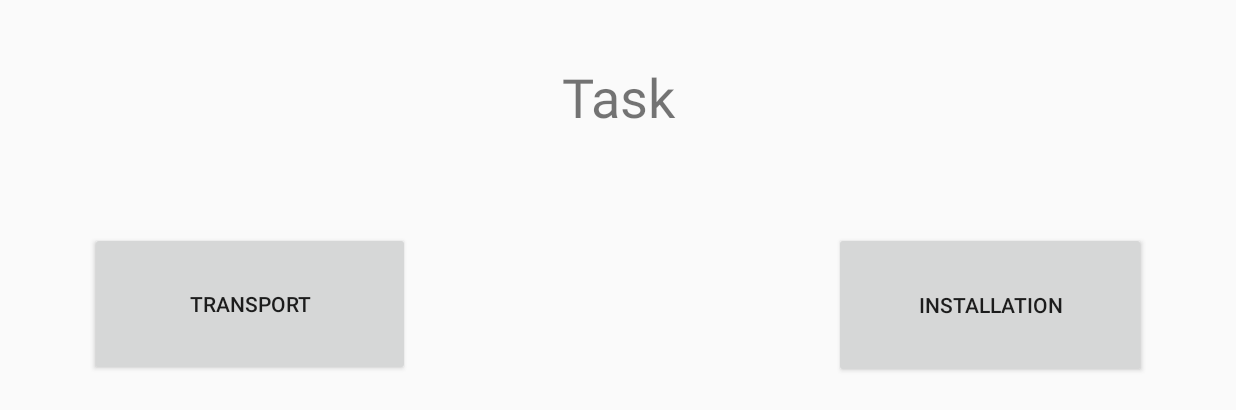
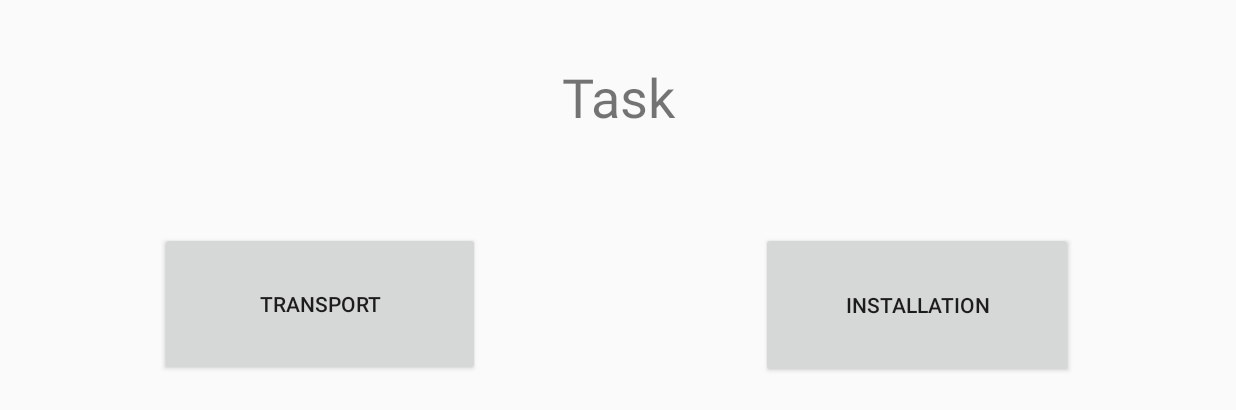
Before and after one commit to DragonStar3392/mobileFormApp, an Android app: the MainActivity screen opened directly, with no data from a screen before it, on a phone screen of 824 x 412 dp (held sideways). Shown: the top 410 px of the screen. Run offline under Robolectric (Android 15) with nearby library versions, the phone set to English and light mode, and no system bars.

Commit message:
minor updates

```diff
--- a/app/src/main/res/layout/activity_main.xml
+++ b/app/src/main/res/layout/activity_main.xml
@@ -42,11 +42,14 @@
             android:layout_alignParentStart="true"
             android:layout_alignParentTop="true"
             android:layout_marginBottom="8dp"
+            android:layout_marginEnd="8dp"
             android:layout_marginLeft="44dp"
+            android:layout_marginRight="8dp"
             android:layout_marginStart="44dp"
             android:layout_marginTop="44dp"
             android:text="@string/Transport"
             app:layout_constraintBottom_toBottomOf="parent"
+            app:layout_constraintEnd_toStartOf="@+id/taskText"
             app:layout_constraintStart_toStartOf="parent"
             app:layout_constraintTop_toBottomOf="@+id/taskText"
             app:layout_constraintVertical_bias="0.137" />
@@ -57,11 +60,14 @@
             android:layout_height="97dp"
             android:layout_marginBottom="8dp"
             android:layout_marginEnd="44dp"
+            android:layout_marginLeft="8dp"
             android:layout_marginRight="44dp"
+            android:layout_marginStart="8dp"
             android:layout_marginTop="44dp"
             android:text="@string/Installation"
             app:layout_constraintBottom_toBottomOf="parent"
             app:layout_constraintEnd_toEndOf="parent"
+            app:layout_constraintStart_toEndOf="@+id/taskText"
             app:layout_constraintTop_toBottomOf="@+id/taskText"
             app:layout_constraintVertical_bias="0.14" />
 
```
Also changed, not shown: app/src/main/res/layout/content_transport.xml (+5 -2 lines).
